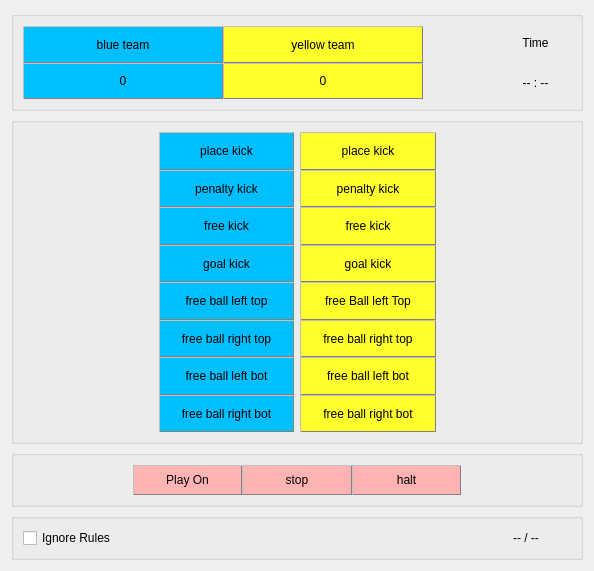
Qt form resources/gcWidget.ui (fira-simurosot/GameController) before a commit.
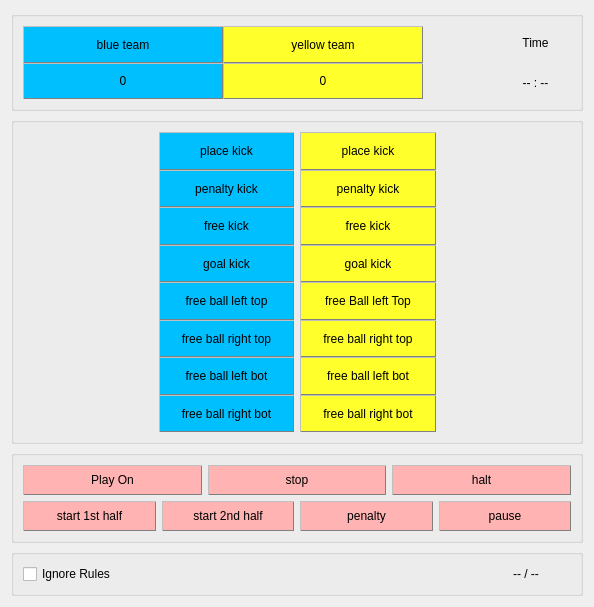
The same form after that commit.

Commit message: [gamePhase] add gamePhase and appropriate buttons

The edit to the form file:
```diff
--- a/resources/gcWidget.ui
+++ b/resources/gcWidget.ui
@@ -145,29 +145,9 @@
 }
 </string>
      </property>
+     <layout class="QVBoxLayout" name="verticalLayout_3">
+      <item>
      <layout class="QHBoxLayout" name="horizontalLayout">
-      <property name="spacing">
-       <number>0</number>
-      </property>
-      <item>
-       <spacer name="horizontalSpacer">
-        <property name="sizePolicy">
-         <sizepolicy hsizetype="Minimum" vsizetype="Minimum">
-          <horstretch>0</horstretch>
-          <verstretch>0</verstretch>
-         </sizepolicy>
-        </property>
-        <property name="orientation">
-         <enum>Qt::Horizontal</enum>
-        </property>
-        <property name="sizeHint" stdset="0">
-         <size>
-          <width>40</width>
-          <height>20</height>
-         </size>
-        </property>
-       </spacer>
-      </item>
       <item>
        <widget class="QPushButton" name="pbPlayOn">
         <property name="sizePolicy">
@@ -213,24 +193,75 @@
         </property>
        </widget>
       </item>
+       </layout>
+      </item>
       <item>
-       <spacer name="horizontalSpacer_2">
+       <layout class="QHBoxLayout" name="horizontalLayout_3">
+        <item>
+         <widget class="QPushButton" name="pbfirstHalf">
         <property name="sizePolicy">
-         <sizepolicy hsizetype="Minimum" vsizetype="Minimum">
+           <sizepolicy hsizetype="Expanding" vsizetype="Expanding">
           <horstretch>0</horstretch>
           <verstretch>0</verstretch>
          </sizepolicy>
         </property>
-        <property name="orientation">
-         <enum>Qt::Horizontal</enum>
-        </property>
-        <property name="sizeHint" stdset="0">
+          <property name="text">
+           <string>start 1st half</string>
+          </property>
+         </widget>
+        </item>
+        <item>
+         <widget class="QPushButton" name="pbsecondHalf">
+          <property name="sizePolicy">
+           <sizepolicy hsizetype="Expanding" vsizetype="Expanding">
+            <horstretch>0</horstretch>
+            <verstretch>0</verstretch>
+           </sizepolicy>
+          </property>
+          <property name="text">
+           <string>start 2nd half</string>
+          </property>
+         </widget>
+        </item>
+        <item>
+         <widget class="QPushButton" name="pbpenalty">
+          <property name="sizePolicy">
+           <sizepolicy hsizetype="Expanding" vsizetype="Expanding">
+            <horstretch>0</horstretch>
+            <verstretch>0</verstretch>
+           </sizepolicy>
+          </property>
+          <property name="minimumSize">
          <size>
-          <width>40</width>
-          <height>20</height>
-         </size>
-        </property>
-       </spacer>
+            <width>0</width>
+            <height>30</height>
+           </size>
+          </property>
+          <property name="text">
+           <string>penalty</string>
+          </property>
+         </widget>
+        </item>
+        <item>
+         <widget class="QPushButton" name="pbpause">
+          <property name="sizePolicy">
+           <sizepolicy hsizetype="Expanding" vsizetype="Expanding">
+            <horstretch>0</horstretch>
+            <verstretch>0</verstretch>
+           </sizepolicy>
+          </property>
+          <property name="minimumSize">
+           <size>
+            <width>0</width>
+            <height>30</height>
+           </size>
+          </property>
+          <property name="text">
+           <string>pause</string>
+          </property>
+         </widget>
+        </item>
+       </layout>
       </item>
      </layout>
     </widget>
```
Lines whose indentation alone changed are shown as unchanged. The commit also changes 3 other files.
